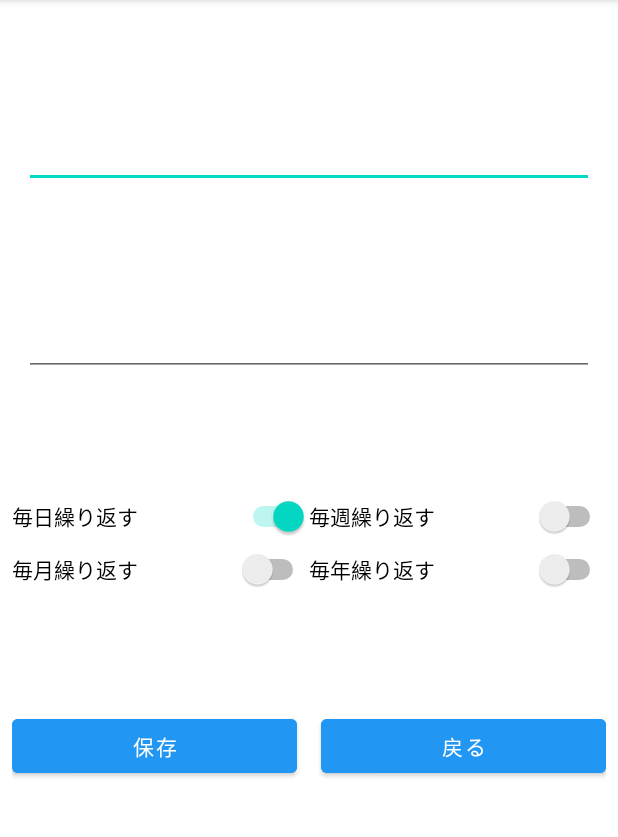
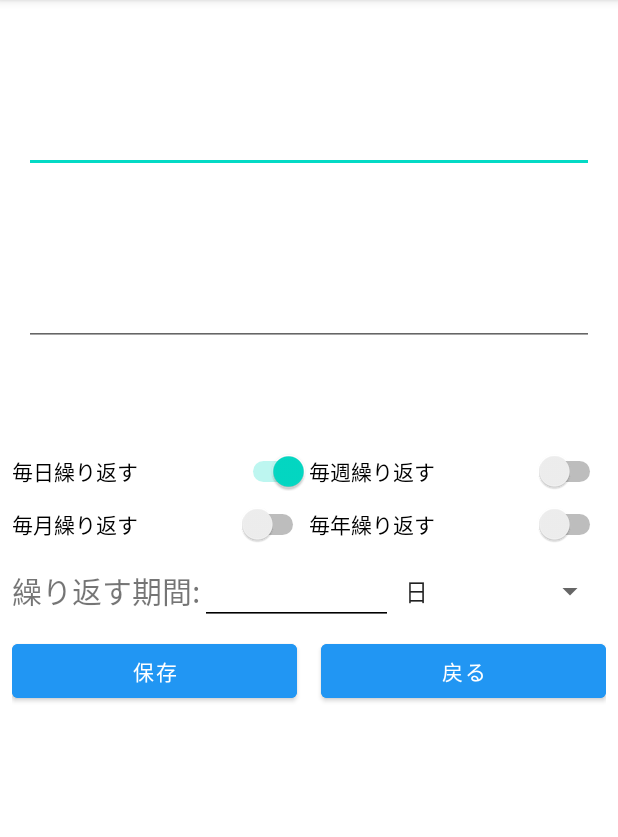
Before and after one commit to smnko1231/Schedule, an Android app: the scheduleEdit screen opened directly, with no data from a screen before it, after a tap on "毎日繰り返す", on a phone screen of 412 x 824 dp, the part 84-921 px from its top. Run offline under Robolectric (Android 15) with nearby library versions, the phone set to English and light mode, and no system bars; libraries missing offline, so code that uses them is left out: io.realm; 1 other tap on this screen came first.

Commit message:
繰り返しをカスタムするとこが通ってない件

```diff
--- a/app/src/main/java/app/nakao/shoma/schedule/DetailActivity.kt
+++ b/app/src/main/java/app/nakao/shoma/schedule/DetailActivity.kt
@@ -19,8 +19,6 @@ class DetailActivity : AppCompatActivity() {
     override fun onCreate(savedInstanceState: Bundle?) {
         super.onCreate(savedInstanceState)
         binding = ActivityDetailBinding.inflate(layoutInflater).apply { setContentView(this.root) }
-
-        val memo:Memo? = read()
 
         val year = intent.getStringExtra("year")
         val month = intent.getStringExtra("month")
--- a/app/src/main/java/app/nakao/shoma/schedule/MemoAdapter.kt
+++ b/app/src/main/java/app/nakao/shoma/schedule/MemoAdapter.kt
@@ -27,8 +27,6 @@ class MemoAdapter(private var context: Context):RecyclerView.Adapter<MemoAdapter
     val items: MutableList<Memo> = mutableListOf()
 
     var isComplete:Boolean = false
-
-    val memo:Memo? = read()
 
     override fun onCreateViewHolder(parent: ViewGroup, viewType: Int): ViewHolder {
         val view = LayoutInflater.from(context).inflate(R.layout.activity_recycler_view_adapter,parent,false)
--- a/app/src/main/java/app/nakao/shoma/schedule/scheduleEdit.kt
+++ b/app/src/main/java/app/nakao/shoma/schedule/scheduleEdit.kt
@@ -10,9 +10,7 @@ import android.os.Bundle
 import android.provider.Contacts.SettingsColumns.KEY
 import android.util.Log
 import android.view.View
-import android.widget.Button
-import android.widget.EditText
-import android.widget.Switch
+import android.widget.*
 import androidx.annotation.RequiresApi
 import androidx.appcompat.app.AlertDialog
 import androidx.constraintlayout.widget.ConstraintLayout
@@ -39,14 +37,15 @@ class scheduleEdit : AppCompatActivity() {
         setContentView(R.layout.activity_schedule_edit)
         binding = ActivityScheduleEditBinding.inflate(layoutInflater).apply { setContentView(this.root) }
 
-        val memo: Memo? = read()
+        binding.repeatCustom.visibility = View.GONE
 
         val intent_title = intent.getStringExtra("title")
         val intent_content = intent.getStringExtra("content")
         val reconstruction = intent.getIntExtra("reconstruction",0)
         val condition = intent.getStringExtra("condition")
 
-        var repeat = 0
+        var repeat = ""
+        var repetition_rule = 0
         var leap = 0
 
         if (intent_title != null && intent_content != null){
@@ -68,6 +67,11 @@ class scheduleEdit : AppCompatActivity() {
             binding.repeatYearSwich.visibility = View.VISIBLE
         }
 
+        binding.customButton.setOnClickListener {
+            binding.customButton.visibility = View.GONE
+            binding.repeatCustom.visibility = View.VISIBLE
+        }
+
         binding.savebutton.setOnClickListener {
             val title: String = binding.titleEdit.text.toString()
             val content: String = binding.contentsEdit.text.toString()
@@ -77,7 +81,7 @@ class scheduleEdit : AppCompatActivity() {
             val intent_day = day
             val intent_month = month
             val intent_year = year
-            val csvFormat = DateTimeFormatter.ofPattern("yyyy/[]M/dd")
+            val csvFormat = DateTimeFormatter.ofPattern("yyyy/[]M/[]d")
             val intent_date = LocalDate.parse("$intent_year/$intent_month/$intent_day",
                 csvFormat)
             var dayOfYear = intent_date.dayOfYear
@@ -108,12 +112,12 @@ class scheduleEdit : AppCompatActivity() {
                 if (year != null && month != null && day != null) {
                     if (binding.repeatDaySwich.isChecked == false &&  binding.repeatWeekSwich.isChecked == false && binding.repeatMonthSwich.isChecked == false && binding.repeatYearSwich.isChecked == false){
                         save(year.toString(),month.toString(),day.toString() ,title,content,isComplete)
-                    }else if (binding.repeatDaySwich.isChecked == true &&  binding.repeatWeekSwich.isChecked == false && binding.repeatMonthSwich.isChecked == false && binding.repeatYearSwich.isChecked == false){
-                        Log.d("repeat",repeat.toString())
+                    }else if (binding.repeatDaySwich.isChecked == true &&  binding.repeatWeekSwich.isChecked == false && binding.repeatMonthSwich.isChecked == false && binding.repeatYearSwich.isChecked == false || repeat == "日"){
+                        Log.d("repetition_rule",repetition_rule.toString())
                         for (i in 1..100){
                             save(year.toString(),month.toString(),day.toString() ,title,content,isComplete)
                             if (dayOfYear != null){
-                                dayOfYear++
+                                dayOfYear = dayOfYear + repetition_rule
                             }
                             if (year_int != null){
                                 if (year_int % 100 == 0){
@@ -209,11 +213,11 @@ class scheduleEdit : AppCompatActivity() {
                             day = day_int.toString()
                             Log.d("day",day.toString())
                         }
-                    }else if (binding.repeatDaySwich.isChecked == false &&  binding.repeatWeekSwich.isChecked == true && binding.repeatMonthSwich.isChecked == false && binding.repeatYearSwich.isChecked == false){
+                    }else if (binding.repeatDaySwich.isChecked == false &&  binding.repeatWeekSwich.isChecked == true && binding.repeatMonthSwich.isChecked == false && binding.repeatYearSwich.isChecked == false || repeat == "週"){
                         for (i in 1..12){
                             save(year.toString(),month.toString(),day.toString() ,title,content,isComplete)
                             if (dayOfYear != null){
-                                dayOfYear = dayOfYear + 7
+                                dayOfYear = dayOfYear + repetition_rule*7
                             }
                             if (year_int != null){
                                 if (year_int % 100 == 0){
@@ -308,11 +312,11 @@ class scheduleEdit : AppCompatActivity() {
                             month = month_int.toString()
                             day = day_int.toString()
                         }
-                    }else if (binding.repeatDaySwich.isChecked == false &&  binding.repeatWeekSwich.isChecked == false && binding.repeatMonthSwich.isChecked == true && binding.repeatYearSwich.isChecked == false){
+                    }else if (binding.repeatDaySwich.isChecked == false &&  binding.repeatWeekSwich.isChecked == false && binding.repeatMonthSwich.isChecked == true && binding.repeatYearSwich.isChecked == false || repeat == "月"){
                         for (i in 1..12){
                             save(year.toString(),month.toString(),day.toString() ,title,content,isComplete)
                             if (month_int != null){
-                                month_int++
+                                month_int = month_int + repetition_rule
                             }
                             month = month_int.toString()
                         }
@@ -364,24 +368,57 @@ class scheduleEdit : AppCompatActivity() {
             binding.repeatMonthSwich.isChecked = false
             binding.repeatWeekSwich.isChecked = false
             binding.repeatYearSwich.isChecked = false
+            repetition_rule = 1
         }
 
         binding.repeatWeekSwich.setOnClickListener {
             binding.repeatMonthSwich.isChecked = false
             binding.repeatDaySwich.isChecked = false
             binding.repeatYearSwich.isChecked = false
+            repetition_rule = 7
         }
 
         binding.repeatMonthSwich.setOnClickListener {
             binding.repeatDaySwich.isChecked = false
             binding.repeatWeekSwich.isChecked = false
             binding.repeatYearSwich.isChecked = false
+            repetition_rule = 1
         }
 
         binding.repeatYearSwich.setOnClickListener {
             binding.repeatDaySwich.isChecked = false
             binding.repeatMonthSwich.isChecked = false
             binding.repeatWeekSwich.isChecked = false
+            repetition_rule = 1
+        }
+
+        Log.d("customedit",binding.customEditText.text.toString())
+        if (binding.customEditText.text.toString() != ""){
+            repetition_rule = binding.customEditText.text.toString().toInt()
+        }
+        Log.d("repetition_rule",binding.customEditText.text.toString())
+
+        val spinnerItems = arrayOf("日","週","月")
+        val spinnerAdapter = ArrayAdapter(this,android.R.layout.simple_spinner_item,spinnerItems)
+        spinnerAdapter.setDropDownViewResource(android.R.layout.simple_spinner_dropdown_item)
+        binding.repeatSpinner.adapter = spinnerAdapter
+
+        binding.repeatSpinner.onItemSelectedListener = object : AdapterView.OnItemClickListener,
+            AdapterView.OnItemSelectedListener {
+            override fun onItemSelected(parent: AdapterView<*>?, view: View?,position: Int,id: Long){
+                val spinnerParent = parent as Spinner
+                val repeatType = spinnerParent.selectedItem as String
+                repeat = repeatType
+                Log.d("repeatType",repeat)
+            }
+
+            override fun onNothingSelected(parent: AdapterView<*>?) {
+                //
+            }
+
+            override fun onItemClick(p0: AdapterView<*>?, p1: View?, p2: Int, p3: Long) {
+                TODO("Not yet implemented")
+            }
         }
     }
 
--- a/app/src/main/res/layout/activity_schedule_edit.xml
+++ b/app/src/main/res/layout/activity_schedule_edit.xml
@@ -7,12 +7,25 @@
     android:layout_height="match_parent"
     tools:context=".scheduleEdit">
 
+    <Button
+        android:id="@+id/customButton"
+        android:layout_width="0dp"
+        android:layout_height="40dp"
+        android:layout_marginStart="8dp"
+        android:layout_marginEnd="8dp"
+        android:background="@drawable/background_rounded_corners"
+        android:text="繰り返しをカスタム"
+        app:backgroundTint="#2196F3"
+        app:layout_constraintEnd_toEndOf="parent"
+        app:layout_constraintStart_toStartOf="parent"
+        app:layout_constraintTop_toTopOf="parent" />
+
     <EditText
         android:id="@+id/titleEdit"
         android:layout_width="0dp"
         android:layout_height="wrap_content"
         android:layout_marginStart="16dp"
-        android:layout_marginTop="80dp"
+        android:layout_marginTop="70dp"
         android:layout_marginEnd="16dp"
         android:ems="10"
         android:inputType="textPersonName"
@@ -26,7 +39,7 @@
         android:layout_width="0dp"
         android:layout_height="wrap_content"
         android:layout_marginStart="16dp"
-        android:layout_marginTop="80dp"
+        android:layout_marginTop="70dp"
         android:layout_marginEnd="16dp"
         android:ems="10"
         android:inputType="textPersonName"
@@ -40,7 +53,7 @@
         android:layout_width="0dp"
         android:layout_height="wrap_content"
         android:layout_marginStart="8dp"
-        android:layout_marginTop="80dp"
+        android:layout_marginTop="70dp"
         android:layout_marginEnd="8dp"
         android:orientation="horizontal"
         app:layout_constraintEnd_toEndOf="parent"
@@ -95,7 +108,7 @@
         android:layout_width="0dp"
         android:layout_height="wrap_content"
         android:layout_marginStart="8dp"
-        android:layout_marginTop="80dp"
+        android:layout_marginTop="60dp"
         android:layout_marginEnd="8dp"
         android:orientation="horizontal"
         app:layout_constraintEnd_toEndOf="parent"
@@ -121,4 +134,41 @@
             android:text="戻る" />
     </LinearLayout>
 
+    <LinearLayout
+        android:id="@+id/repeatCustom"
+        android:layout_width="0dp"
+        android:layout_height="wrap_content"
+        android:layout_marginStart="8dp"
+        android:layout_marginTop="8dp"
+        android:layout_marginEnd="8dp"
+        android:orientation="horizontal"
+        app:layout_constraintEnd_toEndOf="parent"
+        app:layout_constraintStart_toStartOf="parent"
+        app:layout_constraintTop_toBottomOf="@+id/linearLayout3">
+
+        <TextView
+            android:id="@+id/textView3"
+            android:layout_width="wrap_content"
+            android:layout_height="match_parent"
+            android:gravity="center"
+            android:text="繰り返す期間:"
+            android:textAlignment="viewStart"
+            android:textSize="20sp" />
+
+        <EditText
+            android:id="@+id/customEditText"
+            android:layout_width="67dp"
+            android:layout_height="match_parent"
+            android:layout_weight="1"
+            android:backgroundTint="#000000"
+            android:inputType="textPersonName" />
+
+        <Spinner
+            android:id="@+id/repeatSpinner"
+            android:layout_width="wrap_content"
+            android:layout_height="match_parent"
+            android:layout_weight="1" />
+
+    </LinearLayout>
+
 </androidx.constraintlayout.widget.ConstraintLayout>
```
Also changed, not shown: app/src/main/java/app/nakao/shoma/schedule/MainActivity.kt (+13 -12 lines), 3 other files.
